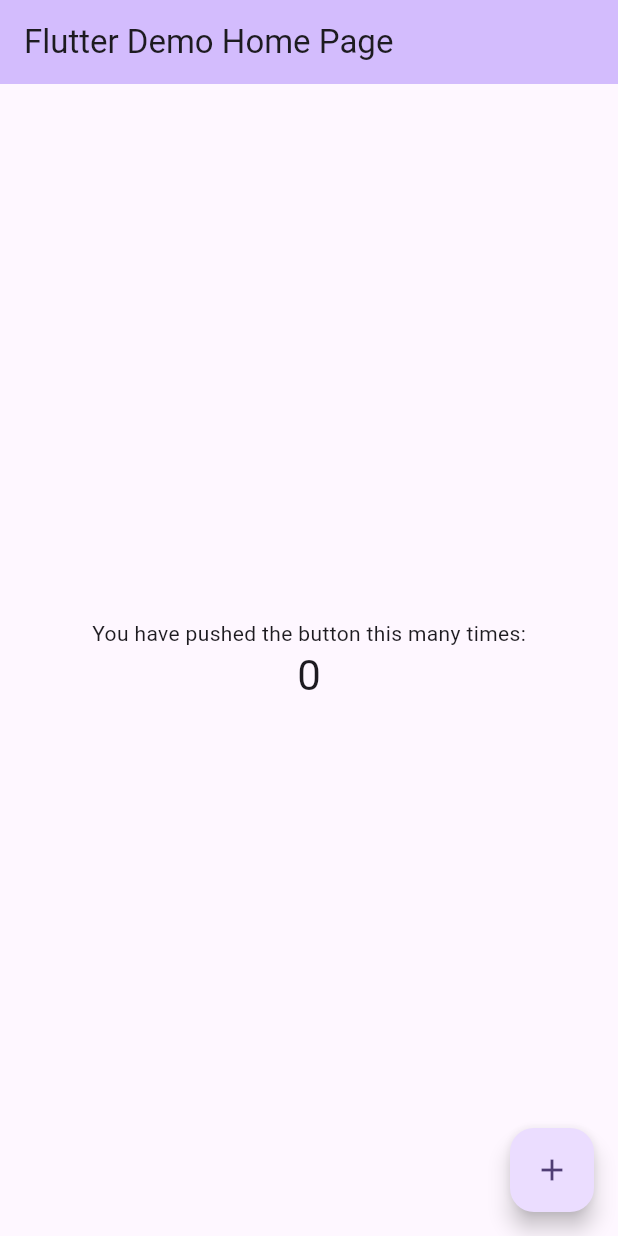
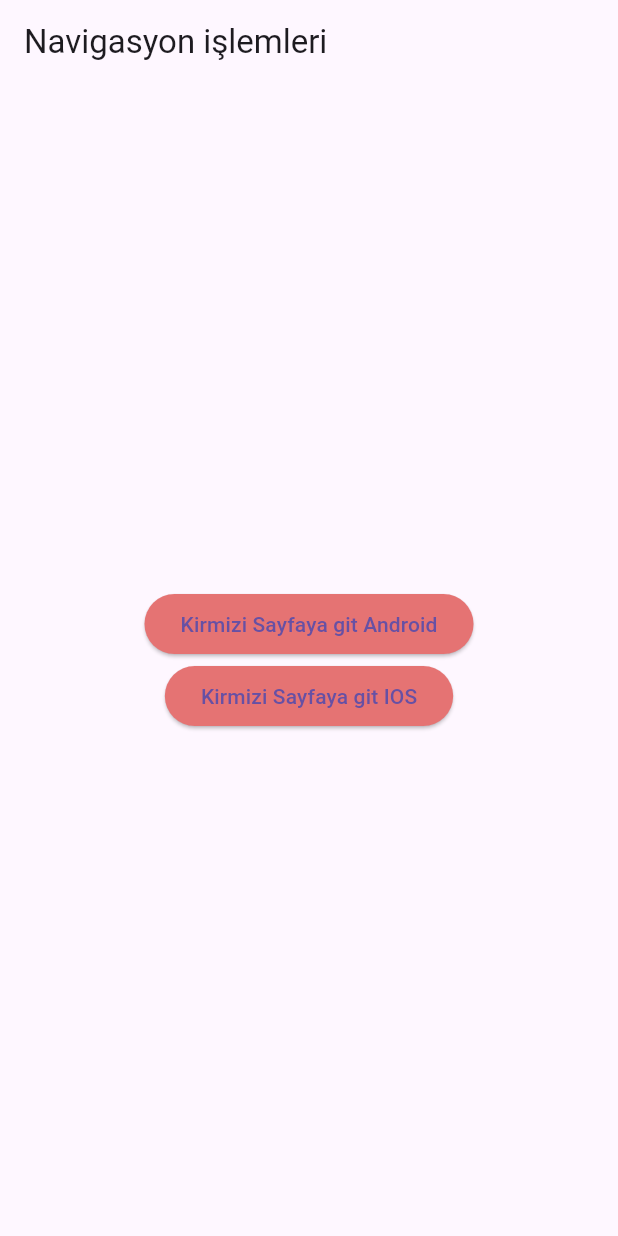
Before and after one commit to BurakTurker1/flutter_Naavigation, a Flutter app: the screen it shows after launch, on a phone screen of 412 x 824 dp. Run offline on Flutter 3.47's test engine with Material 3 defaults, Android fonts, the phone set to English and light mode, and no system bars.

Commit message:
Android ve Ios olarak sayfa yönlendirmesi yapıldı.

```diff
--- a/lib/main.dart
+++ b/lib/main.dart
@@ -1,125 +1,49 @@
+import 'package:flutter/cupertino.dart';
 import 'package:flutter/material.dart';
+import 'package:flutter_navigation/red_page.dart';
 
-void main() {
-  runApp(const MyApp());
-}
+void main() => runApp(const MyApp());
 
 class MyApp extends StatelessWidget {
   const MyApp({super.key});
 
-  // This widget is the root of your application.
   @override
   Widget build(BuildContext context) {
     return MaterialApp(
-      title: 'Flutter Demo',
-      theme: ThemeData(
-        // This is the theme of your application.
-        //
-        // TRY THIS: Try running your application with "flutter run". You'll see
-        // the application has a purple toolbar. Then, without quitting the app,
-        // try changing the seedColor in the colorScheme below to Colors.green
-        // and then invoke "hot reload" (save your changes or press the "hot
-        // reload" button in a Flutter-supported IDE, or press "r" if you used
-        // the command line to start the app).
-        //
-        // Notice that the counter didn't reset back to zero; the application
-        // state is not lost during the reload. To reset the state, use hot
-        // restart instead.
-        //
-        // This works for code too, not just values: Most code changes can be
-        // tested with just a hot reload.
-        colorScheme: ColorScheme.fromSeed(seedColor: Colors.deepPurple),
-        useMaterial3: true,
-      ),
-      home: const MyHomePage(title: 'Flutter Demo Home Page'),
+      home: AnaSayfa(),
     );
   }
 }
 
-class MyHomePage extends StatefulWidget {
-  const MyHomePage({super.key, required this.title});
-
-  // This widget is the home page of your application. It is stateful, meaning
-  // that it has a State object (defined below) that contains fields that affect
-  // how it looks.
-
-  // This class is the configuration for the state. It holds the values (in this
-  // case the title) provided by the parent (in this case the App widget) and
-  // used by the build method of the State. Fields in a Widget subclass are
-  // always marked "final".
-
-  final String title;
-
-  @override
-  State<MyHomePage> createState() => _MyHomePageState();
-}
-
-class _MyHomePageState extends State<MyHomePage> {
-  int _counter = 0;
-
-  void _incrementCounter() {
-    setState(() {
-      // This call to setState tells the Flutter framework that something has
-      // changed in this State, which causes it to rerun the build method below
-      // so that the display can reflect the updated values. If we changed
-      // _counter without calling setState(), then the build method would not be
-      // called again, and so nothing would appear to happen.
-      _counter++;
-    });
-  }
+class AnaSayfa extends StatelessWidget {
+  const AnaSayfa({super.key});
 
   @override
   Widget build(BuildContext context) {
-    // This method is rerun every time setState is called, for instance as done
-    // by the _incrementCounter method above.
-    //
-    // The Flutter framework has been optimized to make rerunning build methods
-    // fast, so that you can just rebuild anything that needs updating rather
-    // than having to individually change instances of widgets.
     return Scaffold(
         appBar: AppBar(
-        // TRY THIS: Try changing the color here to a specific color (to
-        // Colors.amber, perhaps?) and trigger a hot reload to see the AppBar
-        // change color while the other colors stay the same.
-        backgroundColor: Theme.of(context).colorScheme.inversePrimary,
-        // Here we take the value from the MyHomePage object that was created by
-        // the App.build method, and use it to set our appbar title.
-        title: Text(widget.title),
+          title: const Text('Navigasyon işlemleri'),
         ),
         body: Center(
-        // Center is a layout widget. It takes a single child and positions it
-        // in the middle of the parent.
           child: Column(
-          // Column is also a layout widget. It takes a list of children and
-          // arranges them vertically. By default, it sizes itself to fit its
-          // children horizontally, and tries to be as tall as its parent.
-          //
-          // Column has various properties to control how it sizes itself and
-          // how it positions its children. Here we use mainAxisAlignment to
-          // center the children vertically; the main axis here is the vertical
-          // axis because Columns are vertical (the cross axis would be
-          // horizontal).
-          //
-          // TRY THIS: Invoke "debug painting" (choose the "Toggle Debug Paint"
-          // action in the IDE, or press "p" in the console), to see the
-          // wireframe for each widget.
             mainAxisAlignment: MainAxisAlignment.center,
-          children: <Widget>[
-            const Text(
-              'You have pushed the button this many times:',
-            ),
-            Text(
-              '$_counter',
-              style: Theme.of(context).textTheme.headlineMedium,
-            ),
+            children: [
+              ElevatedButton(onPressed: (){
+                //İkiside Aynı
+                //Navigator.push(context, route);
+                Navigator.of(context).push(MaterialPageRoute(builder: (RedContext)=>RedPage()));
+              }, child: Text('Kirmizi Sayfaya git Android'),style: ElevatedButton.styleFrom(
+                primary: Colors.red.shade300
+              )),
+
+              ElevatedButton(onPressed: (){
+                Navigator.push(context, CupertinoPageRoute(builder: (RedContex)=>RedPage()));
+              }, child: Text('Kirmizi Sayfaya git IOS'),style: ElevatedButton.styleFrom(
+                primary: Colors.red.shade300
+              )),
             ],
           ),
         ),
-      floatingActionButton: FloatingActionButton(
-        onPressed: _incrementCounter,
-        tooltip: 'Increment',
-        child: const Icon(Icons.add),
-      ), // This trailing comma makes auto-formatting nicer for build methods.
       );
   }
 }
```
Also changed, not shown: lib/green_page.dart (added, +15 -0 lines), lib/red_page.dart (added, +15 -0 lines), lib/yellow_page.dart (added, +15 -0 lines). Lines whose indentation alone changed are shown as unchanged.
